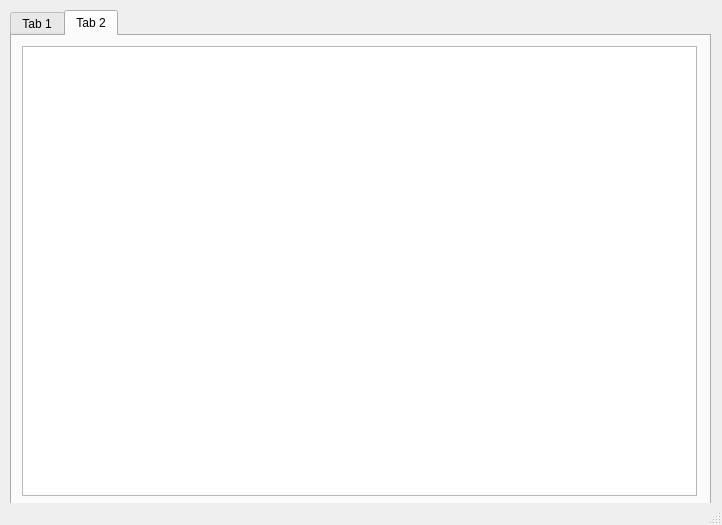
Qt form Blowbox/console/console_ui.ui (RikoOphorst/blowbox-2015) before a commit.
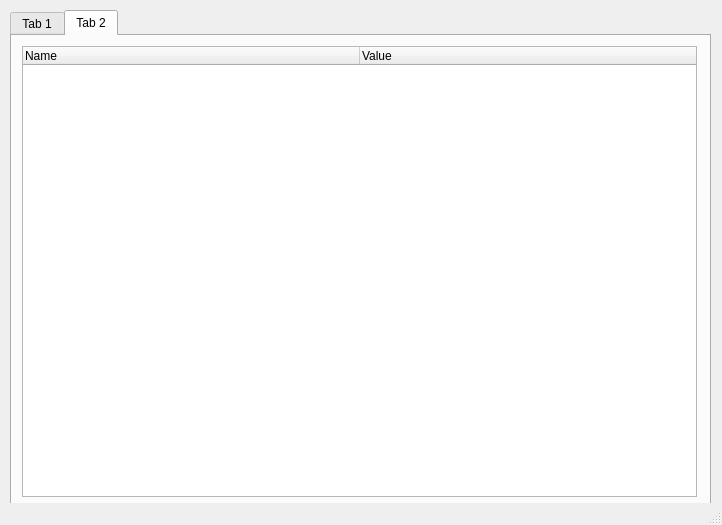
The same form after that commit. The open tabs and pages were chosen to show the change.

```diff
--- a/Blowbox/console/console_ui.ui
+++ b/Blowbox/console/console_ui.ui
@@ -91,21 +91,40 @@
      <attribute name="title">
       <string>Tab 2</string>
      </attribute>
-     <widget class="QTreeView" name="treeView">
+     <widget class="QTreeWidget" name="treeWidget">
       <property name="geometry">
        <rect>
         <x>10</x>
         <y>10</y>
         <width>675</width>
-        <height>450</height>
+        <height>451</height>
        </rect>
       </property>
       <property name="maximumSize">
        <size>
         <width>675</width>
-        <height>450</height>
+        <height>16777215</height>
        </size>
       </property>
+      <attribute name="headerDefaultSectionSize">
+       <number>337</number>
+      </attribute>
+      <attribute name="headerHighlightSections">
+       <bool>false</bool>
+      </attribute>
+      <attribute name="headerShowSortIndicator" stdset="0">
+       <bool>false</bool>
+      </attribute>
+      <column>
+       <property name="text">
+        <string>Name</string>
+       </property>
+      </column>
+      <column>
+       <property name="text">
+        <string>Value</string>
+       </property>
+      </column>
      </widget>
     </widget>
    </widget>
```
Left out of the diff: 4 changed lines with no effect on the pictures.
